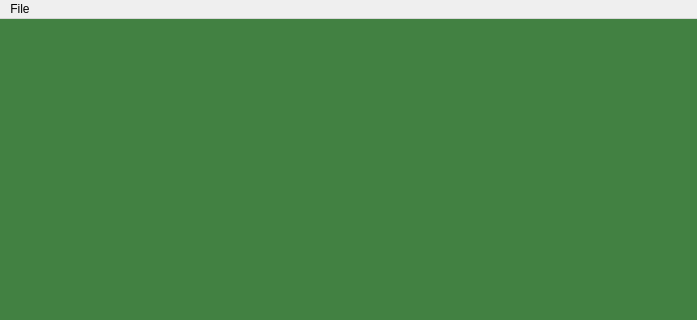
a-ilin/wwaneric, file gsmmanager/MainWindow.ui: the form before one commit; both pictures show x 0 to 697 and y 0 to 320 of the 697 by 473 pixel window.
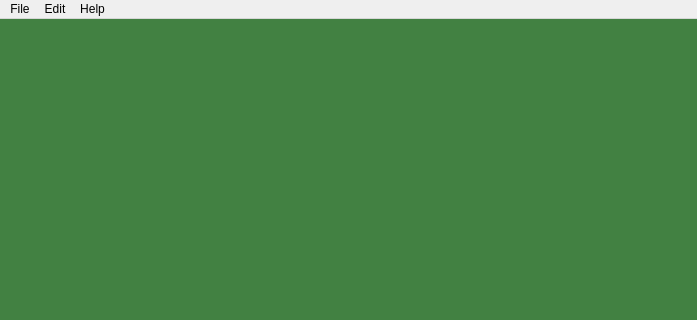
The form after the commit.

Commit message: Add global settings dialog. Add tray icon. Add menu items.

```diff
--- a/gsmmanager/MainWindow.ui
+++ b/gsmmanager/MainWindow.ui
@@ -73,7 +73,25 @@
     <addaction name="actionUpdate"/>
     <addaction name="actionExit"/>
    </widget>
+   <widget class="QMenu" name="menuEdit">
+    <property name="title">
+     <string>Edit</string>
+    </property>
+    <addaction name="actionAdd_connection"/>
+    <addaction name="separator"/>
+    <addaction name="actionPreferences"/>
+   </widget>
+   <widget class="QMenu" name="menuHelp">
+    <property name="title">
+     <string>Help</string>
+    </property>
+    <addaction name="actionVisit_website"/>
+    <addaction name="actionAbout"/>
+    <addaction name="actionAbout_Qt"/>
+   </widget>
    <addaction name="menuFile"/>
+   <addaction name="menuEdit"/>
+   <addaction name="menuHelp"/>
   </widget>
   <widget class="QStatusBar" name="statusBar"/>
   <action name="actionExit">
```
Left out of the diff: 70 changed lines with no effect on the pictures. The commit also changes 9 other files.
